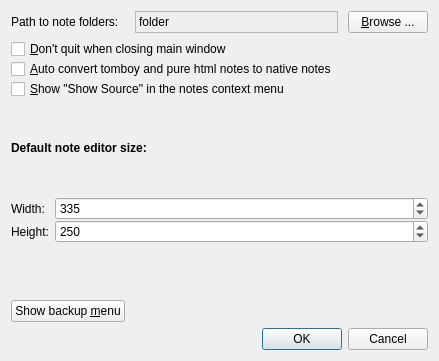
Before: the Qt Designer form src/ui/preferences.ui in hakaishi/nobleNote, drawn with Qt 5.
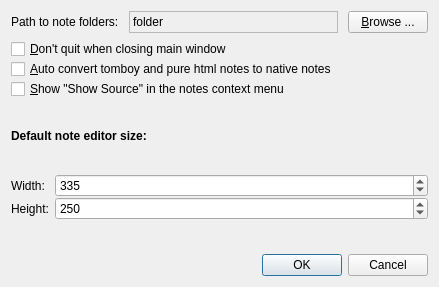
After: the same form once the commit is applied. Icons and pictures are not drawn.

```diff
--- a/src/ui/preferences.ui
+++ b/src/ui/preferences.ui
@@ -7,7 +7,7 @@
     <x>0</x>
     <y>0</y>
     <width>439</width>
-    <height>361</height>
+    <height>287</height>
    </rect>
   </property>
   <property name="windowTitle">
@@ -50,20 +50,13 @@
      </property>
     </widget>
    </item>
-   <item row="4" column="0" colspan="3">
+   <item row="3" column="0" colspan="3">
     <widget class="QDialogButtonBox" name="buttonBox">
      <property name="standardButtons">
       <set>QDialogButtonBox::Cancel|QDialogButtonBox::Ok</set>
      </property>
     </widget>
    </item>
-   <item row="3" column="0">
-    <widget class="QPushButton" name="restoreBackupsButton">
-     <property name="text">
-      <string>Show backup &amp;menu</string>
-     </property>
-    </widget>
-   </item>
    <item row="2" column="0" colspan="3">
     <layout class="QGridLayout" name="gridLayout_2">
      <item row="3" column="0">
```
Left out of the diff: 1 changed line with no effect on the pictures.
